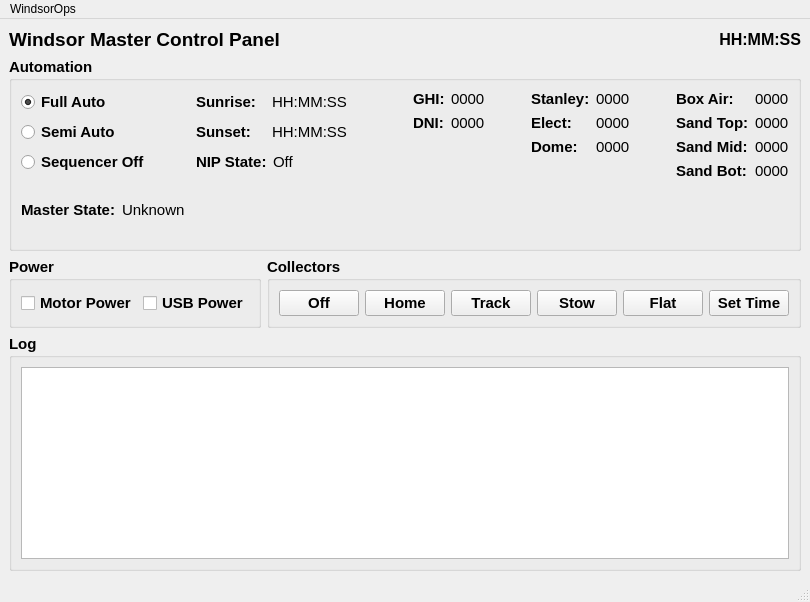
Before: the Qt Designer form Gen3OpsConsole.ui in behines/Gen3OpsConsole, drawn with Qt 5.
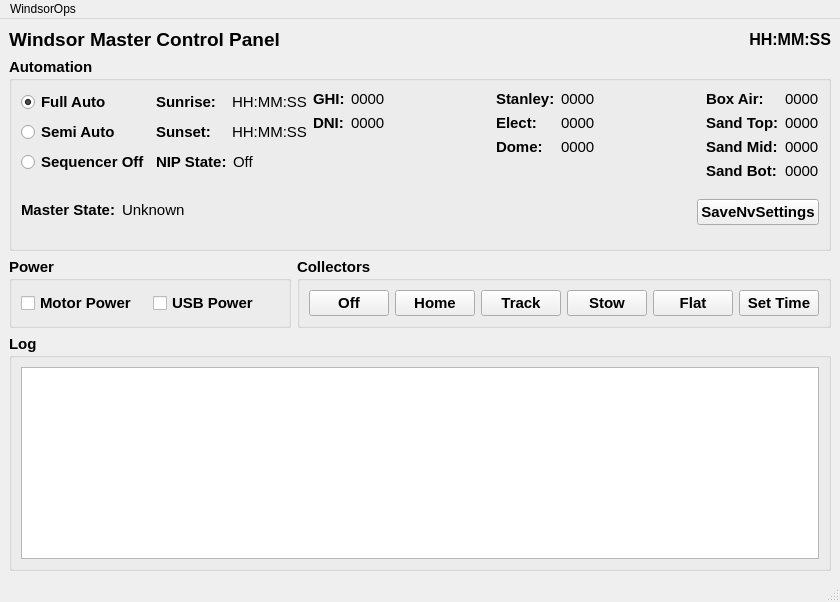
After: the same form once the commit is applied.

```diff
--- a/Gen3OpsConsole.ui
+++ b/Gen3OpsConsole.ui
@@ -6,7 +6,7 @@
    <rect>
     <x>0</x>
     <y>0</y>
-    <width>794</width>
+    <width>811</width>
     <height>602</height>
    </rect>
   </property>
@@ -525,17 +525,28 @@
             </layout>
            </item>
            <item>
-            <spacer name="verticalSpacer_2">
+            <layout class="QHBoxLayout" name="horizontalLayout_19">
+             <item>
+              <spacer name="verticalSpacer_3">
              <property name="orientation">
               <enum>Qt::Orientation::Vertical</enum>
              </property>
              <property name="sizeHint" stdset="0">
               <size>
-               <width>20</width>
-               <height>18</height>
+                 <width>384</width>
+                 <height>13</height>
               </size>
              </property>
             </spacer>
+             </item>
+             <item>
+              <widget class="QPushButton" name="SaveNvSettingsPushButton">
+               <property name="text">
+                <string>SaveNvSettings</string>
+               </property>
+              </widget>
+             </item>
+            </layout>
            </item>
           </layout>
          </item>
@@ -755,7 +766,7 @@
     <rect>
      <x>0</x>
      <y>0</y>
-     <width>794</width>
+     <width>811</width>
      <height>21</height>
     </rect>
    </property>
```
Lines whose indentation alone changed are shown as unchanged.
